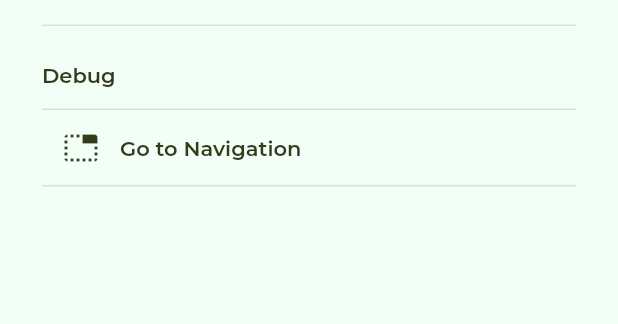
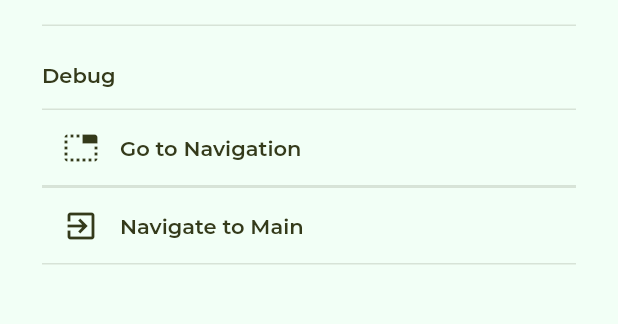
Before and after one commit to nazrinharris/farmhub, a Flutter app: the SettingsScreen screen opened by its route, on a phone screen of 412 x 824 dp, the part 568-892 px from its top. Run offline on Flutter 3.47's test engine with Material 2 defaults, Android fonts, the phone set to English and light mode, and no system bars; our stand-ins replace bloc, clock, cloud_firestore, equatable, firebase_auth, firebase_core and 12 more; missing offline and left inert: bottom_nav_layout, cloud_firestore_web, firebase_auth_web, firebase_core_web, google_sign_in_web, ndialog and 1 more; accounts and stored records are empty; project files that could hold a hidden picture were left out.

Commit message:
Progress on #97
Update most routes into a variable accesible everywhere. But some routes aren't able to be done that way because of its dependency to RouteSettings

```diff
--- a/lib/app_router.dart
+++ b/lib/app_router.dart
@@ -69,24 +69,17 @@ class AppRouter {
   Route<dynamic> onGenerateRoute(RouteSettings routeSettings) {
     switch (routeSettings.name) {
       case '/':
-        return CupertinoPageRoute(builder: (_) => const NavigateView());
+        return navigateDebugRoute;
       case '/login':
-        return CupertinoPageRoute(builder: (_) => const LoginScreen());
+        return loginRoute;
       case '/register':
-        return CupertinoPageRoute(builder: (_) => const RegisterScreen());
+        return registerRoute;
       case '/start':
-        return CupertinoPageRoute(builder: (_) => const StartScreen());
-      case '/main':
-        return CupertinoPageRoute(builder: (_) => const MainScreen());
+        return startRoute;
       case '/nav_main':
-        return CupertinoPageRoute(builder: (_) => const NavMainScreen());
+        return navMainRoute;
       case '/create_produce':
-        return PageRouteBuilder(
-          transitionDuration: const Duration(milliseconds: 600),
-          reverseTransitionDuration: const Duration(milliseconds: 600),
-          pageBuilder: ((context, animation, secondaryAnimation) => const CreateProduceScreen()),
-          transitionsBuilder: createProduceScreenTransitionBuilder,
-        );
+        return createProduceRoute;
       case '/produce':
         return CupertinoPageRoute(
             builder: (_) => ProduceScreen(routeSettings.arguments as ProduceArguments));
@@ -94,12 +87,7 @@ class AppRouter {
         return CupertinoPageRoute(
             builder: (_) => PriceScreen(routeSettings.arguments as PriceScreenArguments));
       case '/add_new_price':
-        return PageRouteBuilder(
-          transitionDuration: const Duration(milliseconds: 600),
-          reverseTransitionDuration: const Duration(milliseconds: 600),
-          pageBuilder: ((context, animation, secondaryAnimation) => const AddNewPriceScreen()),
-          transitionsBuilder: createProduceScreenTransitionBuilder,
-        );
+        return addNewPriceRoute;
       case add_new_price_second:
         return CupertinoPageRoute(
           builder: (_) =>
@@ -129,14 +117,9 @@ class AppRouter {
         );
 
       case '/profile':
-        return CupertinoPageRoute(builder: (_) => const ProfileScreen());
+        return profileRoute;
       case '/edit_profile':
-        return PageRouteBuilder(
-          transitionDuration: const Duration(milliseconds: 600),
-          reverseTransitionDuration: const Duration(milliseconds: 600),
-          pageBuilder: ((context, animation, secondaryAnimation) => const EditProfileScreen()),
-          transitionsBuilder: createProduceScreenTransitionBuilder,
-        );
+        return editProfileRoute;
       case '/favorites':
         return CupertinoPageRoute(builder: (_) => const FavoritesScreen());
       case '/settings':
@@ -154,6 +137,38 @@ class AppRouter {
         throw Exception('UnknownRoute called');
     }
   }
+}
+
+Route profileRoute = CupertinoPageRoute(builder: (_) => const ProfileScreen());
+Route navMainRoute = CupertinoPageRoute(builder: (_) => const NavMainScreen());
+Route navigateDebugRoute = CupertinoPageRoute(builder: (_) => const NavigateView());
+Route loginRoute = CupertinoPageRoute(builder: (_) => const LoginScreen());
+Route registerRoute = CupertinoPageRoute(builder: (_) => const RegisterScreen());
+Route startRoute = CupertinoPageRoute(builder: (_) => const StartScreen());
+
+Route createProduceRoute = PageRouteBuilder(
+  transitionDuration: const Duration(milliseconds: 600),
+  reverseTransitionDuration: const Duration(milliseconds: 600),
+  pageBuilder: ((context, animation, secondaryAnimation) => const CreateProduceScreen()),
+  transitionsBuilder: createProduceScreenTransitionBuilder,
+);
+Route addNewPriceRoute = PageRouteBuilder(
+  transitionDuration: const Duration(milliseconds: 600),
+  reverseTransitionDuration: const Duration(milliseconds: 600),
+  pageBuilder: ((context, animation, secondaryAnimation) => const AddNewPriceScreen()),
+  transitionsBuilder: createProduceScreenTransitionBuilder,
+);
+Route editProfileRoute = PageRouteBuilder(
+  transitionDuration: const Duration(milliseconds: 600),
+  reverseTransitionDuration: const Duration(milliseconds: 600),
+  pageBuilder: ((context, animation, secondaryAnimation) => const EditProfileScreen()),
+  transitionsBuilder: createProduceScreenTransitionBuilder,
+);
+
+Route favoritesRoute = CupertinoPageRoute(builder: (_) => const FavoritesScreen());
+Route settingsRoute = CupertinoPageRoute(builder: (_) => const SettingsScreen());
+Route playgroundRoute = CupertinoPageRoute(builder: (_) => const PlaygroundScreen());
+Route playgroundTwoRoute = CupertinoPageRoute(builder: (_) => const PlaygroundTwoScreen());
 
 Widget createProduceScreenTransitionBuilder(context, animation, secondaryAnimation, child) {
   var offsetCurve =
@@ -201,4 +216,3 @@ class AppRouter {
     child: child,
   );
 }
-}
--- a/lib/presentation/views/settings_screen/cubit/settings_cubit.dart
+++ b/lib/presentation/views/settings_screen/cubit/settings_cubit.dart
@@ -1,4 +1,5 @@
 import 'package:bloc/bloc.dart';
+import 'package:farmhub/core/auth/domain/i_auth_repository.dart';
 import 'package:flutter/material.dart';
 import 'package:freezed_annotation/freezed_annotation.dart';
 import 'package:ndialog/ndialog.dart';
@@ -7,9 +8,15 @@ part 'settings_state.dart';
 part 'settings_cubit.freezed.dart';
 
 class SettingsCubit extends Cubit<SettingsState> {
-  SettingsCubit() : super(SettingsState.initial());
+  final IAuthRepository authRepository;
+
+  SettingsCubit({required this.authRepository}) : super(SettingsState.initial());
 
   void showResetPasswordDialog(BuildContext context, {required NAlertDialog resetPasswordDialog}) {
     resetPasswordDialog.show(context, transitionType: DialogTransitionType.Bubble);
   }
+
+  void signOut(BuildContext context) async {
+    final result = await authRepository.signOut();
+  }
 }
--- a/lib/presentation/views/settings_screen/setting_screens.dart
+++ b/lib/presentation/views/settings_screen/setting_screens.dart
@@ -1,4 +1,5 @@
 // ignore_for_file: prefer_const_constructors
+import 'package:farmhub/app_router.dart';
 import 'package:farmhub/core/auth/global_auth_cubit/global_auth_cubit.dart';
 import 'package:farmhub/locator.dart';
 import 'package:farmhub/presentation/shared_widgets/appbars.dart';
@@ -18,7 +19,7 @@ class SettingsScreen extends StatelessWidget {
   Widget build(BuildContext context) {
     return MultiBlocProvider(
       providers: [
-        BlocProvider(create: (context) => SettingsCubit()),
+        BlocProvider(create: (context) => SettingsCubit(authRepository: locator())),
         BlocProvider(
             create: (context) => ProduceDialogCubit(
                   locator(),
@@ -98,6 +99,14 @@ class SliverSettingsBody extends StatelessWidget {
                     Navigator.of(context).pop();
                     Navigator.pushReplacementNamed(context, "/navigate");
                     Navigator.pop(context);
+                  },
+                ),
+                SettingsListCard(
+                  content: "Navigate to Main",
+                  icon: Icon(Icons.exit_to_app),
+                  isTop: true,
+                  onTap: () {
+                    Navigator.of(context).popUntil((route) => route == navMainRoute);
                   },
                 ),
               ],
```
Lines whose indentation alone changed are shown as unchanged.
